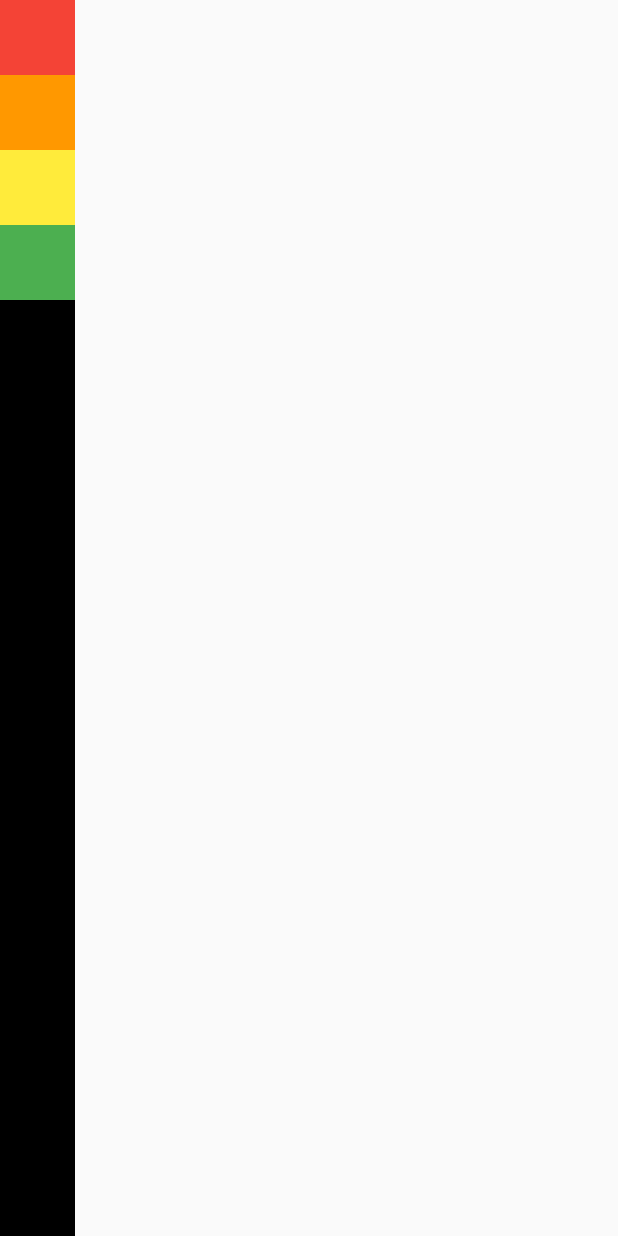
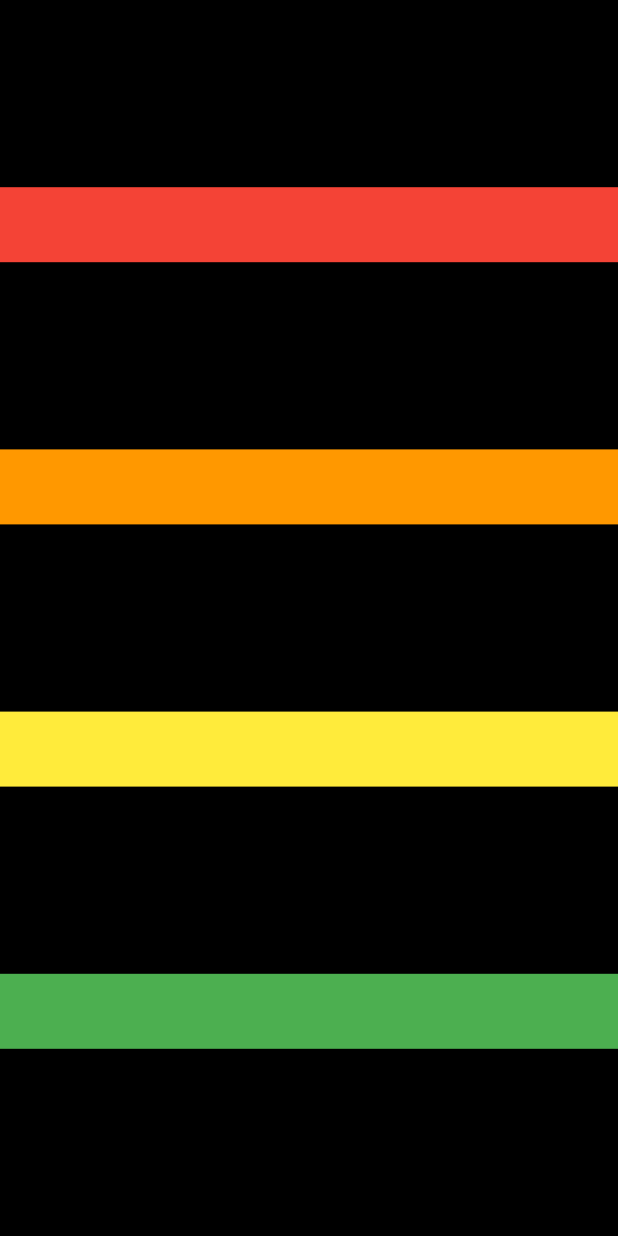
Before and after one commit to cold-pumpkin/coding-factory, a Flutter app: the screen it shows after launch, on a phone screen of 412 x 824 dp. Run offline on Flutter 3.47's test engine with Material 2 defaults, Android fonts, the light colour scheme and no system bars.

Commit message:
Row & Column - MainAxisAlignment, CrossAxisAlignment, MainAxisSize

```diff
--- a/row_column/lib/home_screen.dart
+++ b/row_column/lib/home_screen.dart
@@ -10,7 +10,10 @@ class HomeScreen extends StatelessWidget {
           bottom: false,
           child: Container(
             color: Colors.black,
+            width: MediaQuery.of(context).size.width,
             child: Column(
+              mainAxisAlignment: MainAxisAlignment.spaceEvenly,
+              crossAxisAlignment: CrossAxisAlignment.stretch,
               children: [
                 Container(
                   color: Colors.red,
```
